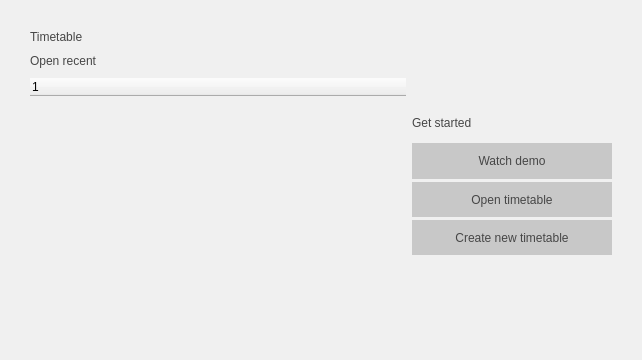
The window that Orar/OrarApp/HomeView.ui (alexandrutm/UnivTimetable) describes before a commit, drawn with Qt 5.
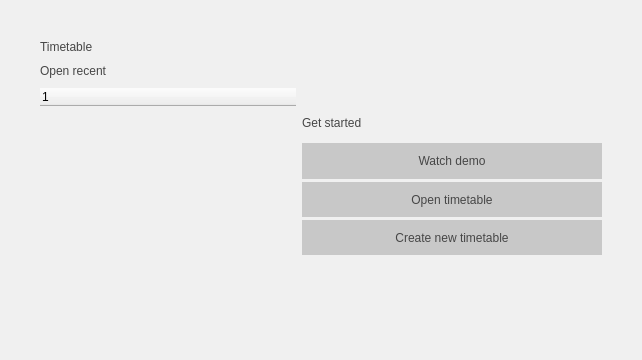
The same window after the commit.

Diff of the .ui file:
```diff
--- a/Orar/OrarApp/HomeView.ui
+++ b/Orar/OrarApp/HomeView.ui
@@ -17,17 +17,20 @@
    <string notr="true">background-color: rgb(240, 240, 240);</string>
   </property>
   <layout class="QHBoxLayout" name="horizontalLayout">
+   <property name="spacing">
+    <number>6</number>
+   </property>
    <property name="leftMargin">
-    <number>30</number>
+    <number>40</number>
    </property>
    <property name="topMargin">
-    <number>30</number>
+    <number>40</number>
    </property>
    <property name="rightMargin">
-    <number>30</number>
+    <number>40</number>
    </property>
    <property name="bottomMargin">
-    <number>30</number>
+    <number>40</number>
    </property>
    <item>
     <layout class="QVBoxLayout" name="verticalLayout_2">
@@ -92,13 +95,13 @@
     <widget class="QFrame" name="frame_3">
      <property name="minimumSize">
       <size>
-       <width>200</width>
+       <width>300</width>
        <height>0</height>
       </size>
      </property>
      <property name="maximumSize">
       <size>
-       <width>500</width>
+       <width>800</width>
        <height>150</height>
       </size>
      </property>
```
